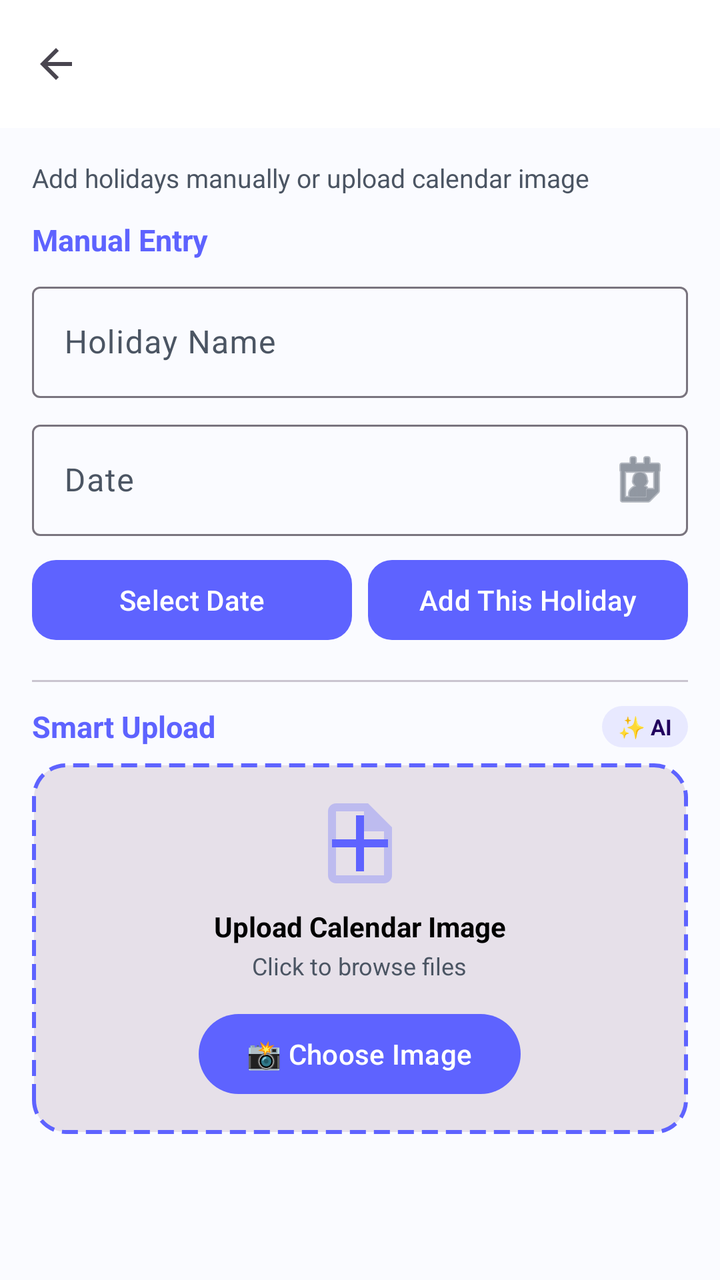
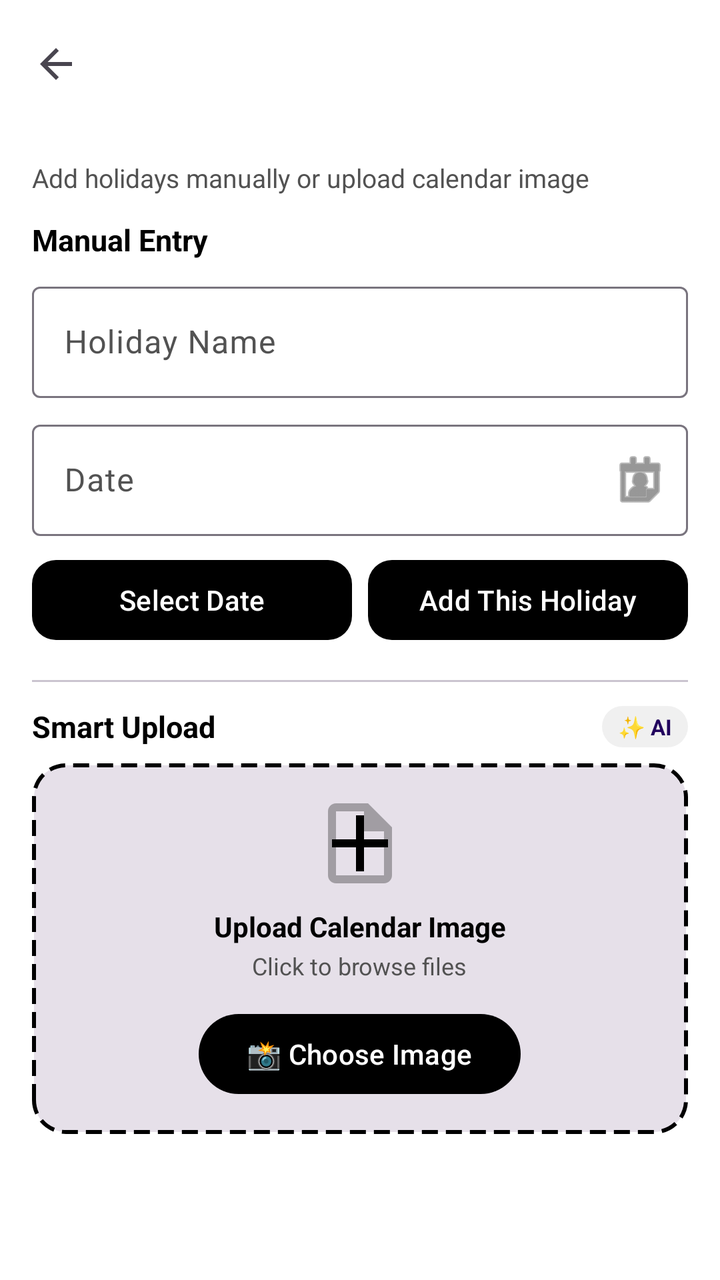

The first picture is an Android layout as it rendered before a commit; the second is the same layout after the commit. The layout source and the unified diff follow.
<!-- AndroidManifest.xml: application theme Theme.DevLifeOS -->
<!-- res/layout/activity_add_company_holiday.xml -->
<?xml version="1.0" encoding="utf-8"?>
<androidx.coordinatorlayout.widget.CoordinatorLayout xmlns:android="http://schemas.android.com/apk/res/android"
    xmlns:app="http://schemas.android.com/apk/res-auto"
    android:layout_width="match_parent"
    android:layout_height="match_parent"
    android:fitsSystemWindows="true">

    
    <com.google.android.material.appbar.AppBarLayout
        android:id="@+id/appBarLayout"
        android:layout_width="match_parent"
        android:layout_height="wrap_content"
        android:fitsSystemWindows="true">

        <com.google.android.material.appbar.MaterialToolbar
            android:id="@+id/toolbar"
            android:layout_width="match_parent"
            android:layout_height="?attr/actionBarSize"
            android:elevation="4dp"
            app:navigationIcon="@drawable/ic_arrow_back"
            app:title="Add Company Holiday"
            app:titleTextColor="?attr/colorOnPrimary" />

    </com.google.android.material.appbar.AppBarLayout>

    
    <ScrollView
        android:layout_width="match_parent"
        android:layout_height="match_parent"
        android:fillViewport="true"
        app:layout_behavior="@string/appbar_scrolling_view_behavior">

        <LinearLayout
            android:layout_width="match_parent"
            android:layout_height="wrap_content"
            android:orientation="vertical"
            android:padding="16dp">

            <TextView
                android:layout_width="wrap_content"
                android:layout_height="wrap_content"
                android:text="Add holidays manually or upload calendar image"
                android:textColor="?attr/colorOnSurfaceVariant"
                android:textSize="13sp" />

            
            <TextView
                android:layout_width="wrap_content"
                android:layout_height="wrap_content"
                android:layout_marginTop="12dp"
                android:text="Manual Entry"
                android:textColor="?attr/colorPrimary"
                android:textSize="15sp"
                android:textStyle="bold" />

            
            <com.google.android.material.textfield.TextInputLayout
                android:layout_width="match_parent"
                android:layout_height="wrap_content"
                android:layout_marginTop="8dp"
                android:hint="Holiday Name"
                app:boxBackgroundMode="outline"
                app:endIconMode="clear_text">

                <com.google.android.material.textfield.TextInputEditText
                    android:id="@+id/etHolidayName"
                    android:layout_width="match_parent"
                    android:layout_height="wrap_content"
                    android:inputType="textCapWords"
                    android:maxLines="1" />
            </com.google.android.material.textfield.TextInputLayout>

            
            <com.google.android.material.textfield.TextInputLayout
                android:layout_width="match_parent"
                android:layout_height="wrap_content"
                android:layout_marginTop="8dp"
                android:hint="Date"
                app:boxBackgroundMode="outline"
                app:endIconDrawable="@android:drawable/ic_menu_my_calendar"
                app:endIconMode="custom">

                <com.google.android.material.textfield.TextInputEditText
                    android:id="@+id/etDate"
                    android:layout_width="match_parent"
                    android:layout_height="wrap_content"
                    android:clickable="true"
                    android:focusable="false"
                    android:inputType="none"
                    android:maxLines="1" />
            </com.google.android.material.textfield.TextInputLayout>

            
            <LinearLayout
                android:layout_width="match_parent"
                android:layout_height="wrap_content"
                android:layout_marginTop="8dp"
                android:orientation="horizontal">

                
                <com.google.android.material.button.MaterialButton
                    android:id="@+id/btnSelectDate"
                    style="@style/Widget.Material3.Button.TonalButton"
                    android:layout_width="0dp"
                    android:layout_height="wrap_content"
                    android:layout_weight="1"
                    android:text="Select Date"
                    android:paddingHorizontal="16dp"
                    android:paddingVertical="10dp"
                    app:backgroundTint="@color/md_theme_light_primary"
                    android:textAllCaps="false"
                    app:cornerRadius="12dp" />

                
                <com.google.android.material.button.MaterialButton
                    android:id="@+id/btnAddManually"
                    style="@style/Widget.Material3.Button.TonalButton"
                    android:layout_width="0dp"
                    android:layout_height="wrap_content"
                    android:layout_weight="1"
                    android:layout_marginStart="8dp"
                    android:text="Add This Holiday"
                    android:paddingHorizontal="16dp"
                    android:paddingVertical="10dp"
                    app:backgroundTint="@color/md_theme_light_primary"
                    android:textAllCaps="false"
                    app:cornerRadius="12dp" />
            </LinearLayout>


            
            <View
                android:layout_width="match_parent"
                android:layout_height="1dp"
                android:layout_marginTop="16dp"
                android:layout_marginBottom="12dp"
                android:background="?attr/colorOutlineVariant" />

            
            <LinearLayout
                android:layout_width="match_parent"
                android:layout_height="wrap_content"
                android:orientation="vertical">

                
                <LinearLayout
                    android:layout_width="match_parent"
                    android:layout_height="wrap_content"
                    android:orientation="horizontal"
                    android:gravity="center_vertical"
                    android:layout_marginBottom="8dp">

                    <TextView
                        android:layout_width="0dp"
                        android:layout_height="wrap_content"
                        android:layout_weight="1"
                        android:text="Smart Upload"
                        android:textColor="?attr/colorPrimary"
                        android:textSize="15sp"
                        android:textStyle="bold" />

                    
                    <TextView
                        android:layout_width="wrap_content"
                        android:layout_height="wrap_content"
                        android:text="✨ AI"
                        android:textColor="?attr/colorOnPrimaryContainer"
                        android:textSize="11sp"
                        android:textStyle="bold"
                        android:paddingHorizontal="8dp"
                        android:paddingVertical="3dp"
                        android:background="@drawable/bg_ai_badge"
                        android:elevation="0dp" />
                </LinearLayout>

                
                <LinearLayout
                    android:id="@+id/uploadZone"
                    android:layout_width="match_parent"
                    android:layout_height="wrap_content"
                    android:orientation="vertical"
                    android:padding="16dp"
                    android:gravity="center"
                    android:background="@drawable/bg_upload_zone">

                    
                    <ImageView
                        android:layout_width="48dp"
                        android:layout_height="48dp"
                        android:src="@drawable/ic_upload_file"
                        android:contentDescription="Upload calendar icon"
                        app:tint="?attr/colorPrimary"
                        android:layout_marginBottom="8dp" />

                    <TextView
                        android:layout_width="wrap_content"
                        android:layout_height="wrap_content"
                        android:text="Upload Calendar Image"
                        android:textColor="?attr/colorOnSurface"
                        android:textSize="14sp"
                        android:textStyle="bold"
                        android:gravity="center" />

                    <TextView
                        android:layout_width="wrap_content"
                        android:layout_height="wrap_content"
                        android:layout_marginTop="2dp"
                        android:text="Click to browse files"
                        android:textColor="?attr/colorOnSurfaceVariant"
                        android:textSize="12sp"
                        android:gravity="center" />

                    
                    <com.google.android.material.button.MaterialButton
                        android:id="@+id/btnUploadCalendar"
                        style="@style/Widget.Material3.Button"
                        android:layout_width="wrap_content"
                        android:layout_height="wrap_content"
                        android:layout_marginTop="12dp"
                        android:text="📸 Choose Image"
                        android:textSize="14sp"
                        android:textAllCaps="false"
                        android:paddingHorizontal="24dp"
                        android:paddingVertical="8dp"
                        app:cornerRadius="20dp" />

                </LinearLayout>

            </LinearLayout>

            
            <LinearLayout
                android:layout_width="match_parent"
                android:layout_height="wrap_content"
                android:layout_marginTop="12dp"
                android:gravity="center"
                android:orientation="horizontal">

                <ProgressBar
                    android:id="@+id/progressBar"
                    android:layout_width="20dp"
                    android:layout_height="20dp"
                    android:visibility="gone" />

                <TextView
                    android:id="@+id/tvStatus"
                    android:layout_width="wrap_content"
                    android:layout_height="wrap_content"
                    android:layout_marginStart="8dp"
                    android:textColor="?attr/colorPrimary"
                    android:textSize="13sp"
                    android:visibility="gone" />
            </LinearLayout>

        </LinearLayout>
    </ScrollView>

</androidx.coordinatorlayout.widget.CoordinatorLayout>
<!-- resources referenced by this layout -->
<resources>
  <color name="md_theme_light_primary">#5E63FF</color>
  <!-- drawable bg_ai_badge (drawable) -->
  <?xml version="1.0" encoding="utf-8"?>
  <shape xmlns:android="http://schemas.android.com/apk/res/android"
      android:shape="rectangle">
      <solid android:color="?attr/colorPrimaryContainer" />
      <corners android:radius="12dp" />
  </shape>
  <!-- drawable bg_upload_zone (drawable) -->
  <?xml version="1.0" encoding="utf-8"?>
  <shape xmlns:android="http://schemas.android.com/apk/res/android"
      android:shape="rectangle">
  
      
      <solid android:color="?attr/colorSurfaceContainerHighest" />
  
      
      <stroke
          android:width="2dp"
          android:color="?attr/colorPrimary"
          android:dashWidth="8dp"
          android:dashGap="4dp" />
  
      
      <corners android:radius="16dp" />
  
  </shape>
  <!-- drawable ic_arrow_back (drawable) -->
  <vector xmlns:android="http://schemas.android.com/apk/res/android"
      android:width="24dp"
      android:height="24dp"
      android:viewportWidth="24"
      android:viewportHeight="24"
      android:tint="?attr/colorControlNormal">
      <path
          android:fillColor="@android:color/white"
          android:pathData="M20,11H7.83l5.59,-5.59L12,4l-8,8 8,8 1.41,-1.41L7.83,13H20v-2z"/>
  </vector>
  <style name="Theme.DevLifeOS" parent="Base.Theme.DevLifeOS" />
  <style name="Base.Theme.DevLifeOS" parent="Theme.Material3.DayNight.NoActionBar">
          
          <item name="colorPrimary">@color/md_theme_light_primary</item>
          <item name="colorOnPrimary">@color/md_theme_light_onPrimary</item>
          <item name="colorPrimaryContainer">@color/md_theme_light_primaryContainer</item>
  
          
          <item name="colorSecondary">@color/md_theme_light_secondary</item>
          <item name="colorOnSecondary">@color/md_theme_light_onSecondary</item>
          <item name="colorSecondaryContainer">@color/md_theme_light_primaryContainer</item>
          <item name="colorOnSecondaryContainer">@color/md_theme_light_onPrimary</item>
  
          
          <item name="android:colorBackground">@color/md_theme_light_background</item>
          <item name="colorOnBackground">@color/black</item>
  
          
          <item name="colorSurface">@color/md_theme_light_surface</item>
          <item name="colorOnSurface">@color/black</item>
          <item name="colorSurfaceVariant">@color/md_theme_light_surfaceVariant</item>
          <item name="colorOnSurfaceVariant">@color/neutral_600</item>
  
          
          <item name="colorError">@color/md_theme_light_error</item>
          <item name="colorOnError">@color/white</item>
  
          
          <item name="android:statusBarColor">?attr/colorSurface</item>
          <item name="android:windowLightStatusBar" tools:targetApi="m">true</item>
  
          
          <item name="android:navigationBarColor">?attr/colorSurface</item>
          <item name="android:windowLightNavigationBar" tools:targetApi="o">true</item>
      </style>
  <color name="md_theme_light_onPrimary">#FFFFFF</color>
  <color name="md_theme_light_primaryContainer">#E8E9FF</color>
  <color name="md_theme_light_secondary">#00D9C8</color>
  <color name="md_theme_light_onSecondary">#FFFFFF</color>
  <color name="md_theme_light_background">#FAFBFF</color>
  <color name="black">#FF000000</color>
  <color name="md_theme_light_surface">#FFFFFF</color>
  <color name="md_theme_light_surfaceVariant">#F5F6FA</color>
  <color name="neutral_600">#4B5563</color>
  <color name="md_theme_light_error">#FF5757</color>
  <color name="white">#FFFFFFFF</color>
  <!-- unchanged entries left out for length: 1 -->
</resources>

<!-- the commit's change to res/layout/activity_add_company_holiday.xml (unified diff, before → after) -->
@@ -107,7 +107,7 @@
                     android:text="Select Date"
                     android:paddingHorizontal="16dp"
                     android:paddingVertical="10dp"
-                    app:backgroundTint="@color/md_theme_light_primary"
+                    app:backgroundTint="?attr/colorPrimary"
                     android:textAllCaps="false"
                     app:cornerRadius="12dp" />
 
@@ -122,7 +122,7 @@
                     android:text="Add This Holiday"
                     android:paddingHorizontal="16dp"
                     android:paddingVertical="10dp"
-                    app:backgroundTint="@color/md_theme_light_primary"
+                    app:backgroundTint="?attr/colorPrimary"
                     android:textAllCaps="false"
                     app:cornerRadius="12dp" />
             </LinearLayout>
<!-- resource entries referenced after the edit -->
@@ -1,6 +1,6 @@
 <!-- resources referenced by this layout -->
 <resources>
-  <color name="md_theme_light_primary">#5E63FF</color>
+  <color name="md_theme_light_primary">#000000</color>
   <!-- drawable bg_ai_badge (drawable) -->
   <?xml version="1.0" encoding="utf-8"?>
   <shape xmlns:android="http://schemas.android.com/apk/res/android"
@@ -49,7 +49,7 @@
           <item name="colorSecondary">@color/md_theme_light_secondary</item>
           <item name="colorOnSecondary">@color/md_theme_light_onSecondary</item>
           <item name="colorSecondaryContainer">@color/md_theme_light_primaryContainer</item>
-          <item name="colorOnSecondaryContainer">@color/md_theme_light_onPrimary</item>
+          <item name="colorOnSecondaryContainer">@color/black</item>
   
           
           <item name="android:colorBackground">@color/md_theme_light_background</item>
@@ -66,23 +66,23 @@
           <item name="colorOnError">@color/white</item>
   
           
-          <item name="android:statusBarColor">?attr/colorSurface</item>
+          <item name="android:statusBarColor">@color/white</item>
           <item name="android:windowLightStatusBar" tools:targetApi="m">true</item>
   
           
-          <item name="android:navigationBarColor">?attr/colorSurface</item>
+          <item name="android:navigationBarColor">@color/white</item>
           <item name="android:windowLightNavigationBar" tools:targetApi="o">true</item>
       </style>
   <color name="md_theme_light_onPrimary">#FFFFFF</color>
-  <color name="md_theme_light_primaryContainer">#E8E9FF</color>
-  <color name="md_theme_light_secondary">#00D9C8</color>
+  <color name="md_theme_light_primaryContainer">#F0F0F0</color>
+  <color name="md_theme_light_secondary">#333333</color>
   <color name="md_theme_light_onSecondary">#FFFFFF</color>
-  <color name="md_theme_light_background">#FAFBFF</color>
+  <color name="md_theme_light_background">#FFFFFF</color>
   <color name="black">#FF000000</color>
   <color name="md_theme_light_surface">#FFFFFF</color>
-  <color name="md_theme_light_surfaceVariant">#F5F6FA</color>
-  <color name="neutral_600">#4B5563</color>
-  <color name="md_theme_light_error">#FF5757</color>
+  <color name="md_theme_light_surfaceVariant">#F5F5F5</color>
+  <color name="neutral_600">#525252</color>
+  <color name="md_theme_light_error">#DC2626</color>
   <color name="white">#FFFFFFFF</color>
   <!-- unchanged entries left out for length: 1 -->
 </resources>
